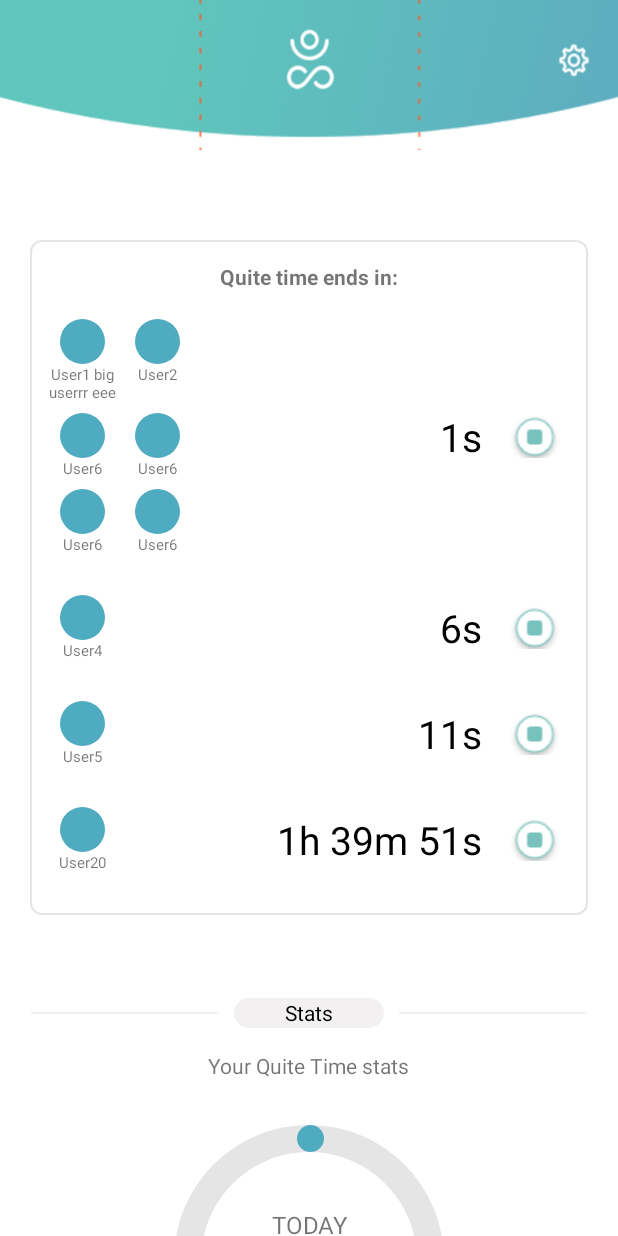
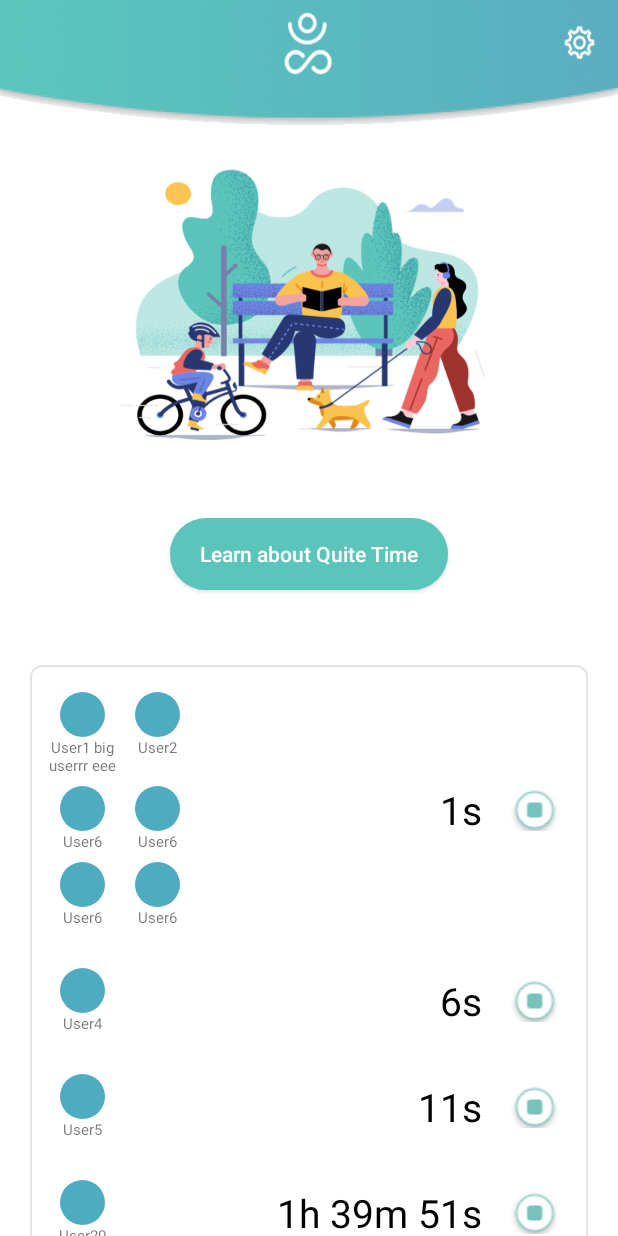
Before and after one commit to dmesek-clover/QuiteTimeProgress, an Android app: the screen it shows after launch (MainActivity), on a phone screen of 412 x 824 dp. Run offline under Robolectric (Android 15) with nearby library versions, the light colour scheme and no system bars.

Commit message:
added dummy image and button

```diff
--- a/app/src/main/java/com/example/customprogressbar/MainActivity.java
+++ b/app/src/main/java/com/example/customprogressbar/MainActivity.java
@@ -51,7 +51,7 @@ public class MainActivity extends AppCompatActivity {
             }
         });
 
-        final LinearLayout quiteTimeRV = findViewById(R.id.rv_quite_time);
+        final LinearLayout quiteTimeRV = findViewById(R.id.ll_quite_time);
         final QuiteTimeRemainingLayout quiteTimeRemainingAdapter = new QuiteTimeRemainingLayout(this, quiteTimeRV);
 
 //        quiteTimeRV.setAdapter(quiteTimeRemainingAdapter);
--- a/app/src/main/java/com/example/customprogressbar/remainingQuiteTime/QuiteTimeRemainingLayout.java
+++ b/app/src/main/java/com/example/customprogressbar/remainingQuiteTime/QuiteTimeRemainingLayout.java
@@ -40,6 +40,10 @@ public class QuiteTimeRemainingLayout {
     }
 
     private void updateData(List<RemainingQuiteTime> newQuiteTime) {
+        buildMultipleUsers(newQuiteTime);
+    }
+
+    private void buildMultipleUsers(List<RemainingQuiteTime> newQuiteTime) {
         for(RemainingQuiteTime quiteTimeRemaining: newQuiteTime) {
             View view = layoutInflater.inflate(R.layout.quite_time_remaining_item, null);
             populateView(view, quiteTimeRemaining);
@@ -55,7 +59,12 @@ public class QuiteTimeRemainingLayout {
         QuiteTimeTimerListener timerListener = createTimerListener(remainingQuiteTime, quiteTimeRemaining);
         quiteTimeTimer.toggleSubscription(timerListener);
 
-        QuiteTimeUserLayout quiteTimeUserAdapter = new QuiteTimeUserLayout(context, gridUsers, quiteTimeRemaining.getQuiteTimeUsers());
+        //TODO: toggle icon
+        pauseStartButton.setOnClickListener(v -> {
+            quiteTimeTimer.toggleSubscription(timerListener);
+        });
+
+        new QuiteTimeUserLayout(context, gridUsers, quiteTimeRemaining.getQuiteTimeUsers());
     }
 
     private void attachToLinearLayout(View view) {
--- /dev/null
+++ b/app/src/main/res/drawable/rounded_colored_rectangle.xml
@@ -0,0 +1,18 @@
+<?xml version="1.0" encoding="UTF-8"?>
+<shape xmlns:android="http://schemas.android.com/apk/res/android"
+    android:shape="rectangle">
+    <solid android:color="#5BC5BC"/>
+    <stroke
+        android:width="1dp"
+        android:color="#5BC5BC"/>
+    <padding
+        android:bottom="5dp"
+        android:left="5dp"
+        android:right="5dp"
+        android:top="5dp"/>
+    <corners
+        android:bottomLeftRadius="30dp"
+        android:bottomRightRadius="30dp"
+        android:topLeftRadius="30dp"
+        android:topRightRadius="30dp"/>
+</shape>
--- a/app/src/main/res/layout/activity_main.xml
+++ b/app/src/main/res/layout/activity_main.xml
@@ -23,37 +23,17 @@
             tools:context=".MainActivity">
 
             <LinearLayout
-                android:id="@+id/ll_quite_time_end_multiple"
-                android:orientation="vertical"
+                android:id="@+id/ll_quite_time"
                 android:layout_width="0dp"
                 android:layout_height="wrap_content"
                 android:layout_marginStart="20dp"
-                android:layout_marginTop="150dp"
+                android:layout_marginTop="50dp"
                 android:layout_marginEnd="20dp"
                 android:background="@drawable/rounded_rectangle"
+                android:orientation="vertical"
                 app:layout_constraintEnd_toEndOf="parent"
                 app:layout_constraintStart_toStartOf="parent"
-                app:layout_constraintTop_toTopOf="parent" >
-
-                <TextView
-                    android:id="@+id/textView2"
-                    android:paddingTop="10dp"
-                    android:paddingBottom="5dp"
-                    android:layout_gravity="center_horizontal"
-                    android:layout_width="wrap_content"
-                    android:layout_height="wrap_content"
-                    android:textStyle="bold"
-                    android:text="Quite time ends in:" />
-
-                <LinearLayout
-                    android:orientation="vertical"
-                    android:id="@+id/rv_quite_time"
-                    android:paddingBottom="10dp"
-                    android:layout_width="match_parent"
-                    android:layout_height="wrap_content" />
-
-
-            </LinearLayout>
+                app:layout_constraintTop_toBottomOf="@+id/btn_quite_time_info" />
 
             <com.example.customprogressbar.quiteTimeStats.QuiteTimeStats
                 android:id="@+id/quite_time_stats_layout"
@@ -62,7 +42,7 @@
                 android:layout_marginTop="50dp"
                 app:layout_constraintLeft_toLeftOf="parent"
                 app:layout_constraintRight_toRightOf="parent"
-                app:layout_constraintTop_toBottomOf="@+id/ll_quite_time_end_multiple" />
+                app:layout_constraintTop_toBottomOf="@+id/ll_quite_time" />
 
             <Button
                 android:id="@+id/button2"
@@ -83,6 +63,33 @@
                 app:layout_constraintStart_toStartOf="parent"
                 app:layout_constraintTop_toBottomOf="@+id/button2" />
 
+            <ImageView
+                android:id="@+id/iv_picture"
+                android:layout_width="0dp"
+                android:layout_height="255dp"
+                android:layout_marginStart="70dp"
+                android:layout_marginTop="60dp"
+                android:layout_marginEnd="70dp"
+                app:layout_constraintEnd_toEndOf="parent"
+                app:layout_constraintStart_toStartOf="parent"
+                app:layout_constraintTop_toTopOf="parent"
+                app:srcCompat="@drawable/image" />
+
+            <Button
+                android:id="@+id/btn_quite_time_info"
+                android:layout_width="wrap_content"
+                android:layout_height="wrap_content"
+                android:paddingStart="20dp"
+                android:paddingEnd="20dp"
+                android:layout_marginTop="20dp"
+                android:background="@drawable/rounded_colored_rectangle"
+                android:text="Learn about Quite Time"
+                android:textAllCaps="false"
+                android:textColor="#ffffff"
+                app:layout_constraintEnd_toEndOf="parent"
+                app:layout_constraintStart_toStartOf="parent"
+                app:layout_constraintTop_toBottomOf="@+id/iv_picture" />
+
 
         </androidx.constraintlayout.widget.ConstraintLayout>
 
@@ -95,7 +102,7 @@
         app:layout_constraintStart_toStartOf="parent"
         app:layout_constraintTop_toTopOf="parent"
         android:id="@+id/toolbar"
-        android:background="@drawable/imageedit_2_4521089191"
+        android:background="@drawable/bar"
         android:layout_width="match_parent"
         android:layout_height="100dp" />
 
```
Also changed, not shown: app/src/main/res/drawable/bar.png (added), app/src/main/res/drawable/image.png (added), app/src/main/res/drawable/imageedit_2_4521089191.png (deleted).
